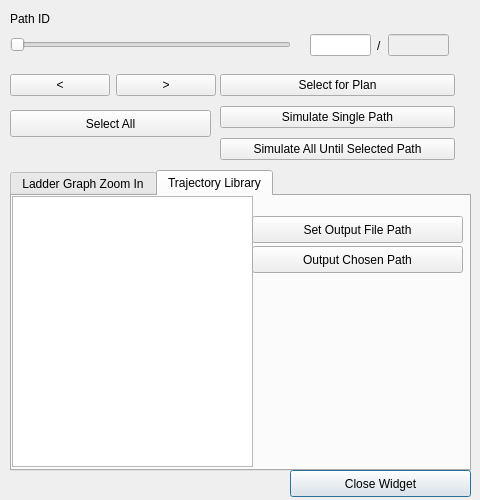
The window that framefab_gui/src/uis/selection_widget.ui (yijiangh/choreo) describes before a commit, drawn with Qt 5.
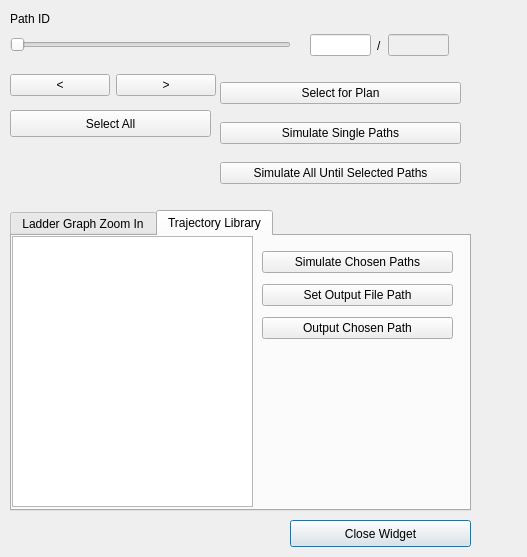
The same window after the commit.

Commit message: improve selection_widget's signal to select_path_state's slot function. After close widget automatically enter into process_planning state.

The edit to the form file:
```diff
--- a/framefab_gui/src/uis/selection_widget.ui
+++ b/framefab_gui/src/uis/selection_widget.ui
@@ -6,8 +6,8 @@
    <rect>
     <x>0</x>
     <y>0</y>
-    <width>480</width>
-    <height>500</height>
+    <width>527</width>
+    <height>557</height>
    </rect>
   </property>
   <property name="windowTitle">
@@ -115,8 +115,8 @@
     <rect>
      <x>220</x>
      <y>70</y>
-     <width>235</width>
-     <height>95</height>
+     <width>241</width>
+     <height>128</height>
     </rect>
    </property>
    <layout class="QVBoxLayout" name="verticalLayout">
@@ -130,14 +130,14 @@
     <item>
      <widget class="QPushButton" name="pushbutton_simulate_single">
       <property name="text">
-       <string>Simulate Single Path</string>
+       <string>Simulate Single Paths</string>
       </property>
      </widget>
     </item>
     <item>
      <widget class="QPushButton" name="pushbutton_simulate_until">
       <property name="text">
-       <string>Simulate All Until Selected Path</string>
+       <string>Simulate All Until Selected Paths</string>
       </property>
      </widget>
     </item>
@@ -156,11 +156,14 @@
     <string>Path ID</string>
    </property>
   </widget>
-  <widget class="QTabWidget" name="tabwidget">
+  <widget class="QTabWidget" name="tab_widget">
+   <property name="enabled">
+    <bool>true</bool>
+   </property>
    <property name="geometry">
     <rect>
      <x>10</x>
-     <y>170</y>
+     <y>210</y>
      <width>461</width>
      <height>301</height>
     </rect>
@@ -433,31 +436,53 @@
       </rect>
      </property>
     </widget>
-    <widget class="QPushButton" name="pushButton">
+    <widget class="QWidget" name="verticalLayoutWidget_2">
      <property name="geometry">
       <rect>
-       <x>240</x>
-       <y>20</y>
-       <width>211</width>
-       <height>27</height>
+       <x>250</x>
+       <y>10</y>
+       <width>191</width>
+       <height>101</height>
       </rect>
      </property>
-     <property name="text">
-      <string>Set Output File Path</string>
-     </property>
-    </widget>
-    <widget class="QPushButton" name="pushbutton_simulate_single_2">
-     <property name="geometry">
-      <rect>
-       <x>240</x>
-       <y>50</y>
-       <width>211</width>
-       <height>27</height>
-      </rect>
-     </property>
-     <property name="text">
-      <string>Output Chosen Path</string>
-     </property>
+     <layout class="QVBoxLayout" name="verticalLayout_2">
+      <item>
+       <widget class="QPushButton" name="pushbutton_simulate_until_2">
+        <property name="text">
+         <string>Simulate Chosen Paths</string>
+        </property>
+        <property name="checkable">
+         <bool>false</bool>
+        </property>
+        <property name="autoRepeat">
+         <bool>false</bool>
+        </property>
+        <property name="autoDefault">
+         <bool>false</bool>
+        </property>
+        <property name="default">
+         <bool>false</bool>
+        </property>
+        <property name="flat">
+         <bool>false</bool>
+        </property>
+       </widget>
+      </item>
+      <item>
+       <widget class="QPushButton" name="pushButton">
+        <property name="text">
+         <string>Set Output File Path</string>
+        </property>
+       </widget>
+      </item>
+      <item>
+       <widget class="QPushButton" name="pushbutton_simulate_single_2">
+        <property name="text">
+         <string>Output Chosen Path</string>
+        </property>
+       </widget>
+      </item>
+     </layout>
     </widget>
    </widget>
   </widget>
@@ -465,7 +490,7 @@
    <property name="geometry">
     <rect>
      <x>290</x>
-     <y>470</y>
+     <y>520</y>
      <width>181</width>
      <height>27</height>
     </rect>
```
Left out of the diff: 22 changed lines with no effect on the pictures. The commit also changes 8 other files.
